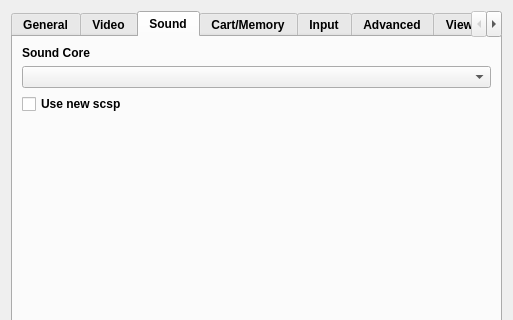
Above: yabause/src/qt/ui/UISettings.ui from Yabause/yabause before the change; both pictures show x 0 to 513 and y 0 to 320 of the 513 by 563 pixel window. Below: the same form after it.
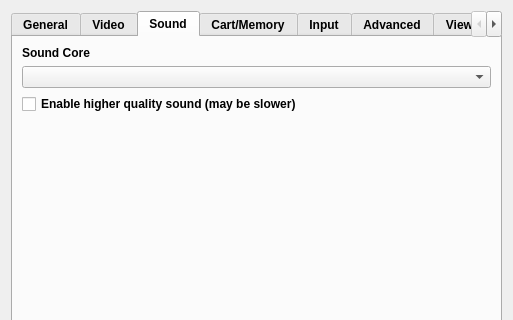
That is the form after the change. The open tabs and pages were chosen to show the change. Custom widgets are drawn as their Qt base class.

Commit message: qt: better description for new scsp option, enable by default

Diff of the .ui file:
```diff
--- a/yabause/src/qt/ui/UISettings.ui
+++ b/yabause/src/qt/ui/UISettings.ui
@@ -423,7 +423,7 @@
        <item>
         <widget class="QCheckBox" name="cbNewScsp">
          <property name="text">
-          <string>Use new scsp</string>
+          <string>Enable higher quality sound (may be slower)</string>
          </property>
         </widget>
        </item>
```
The commit also changes 2 other files.
